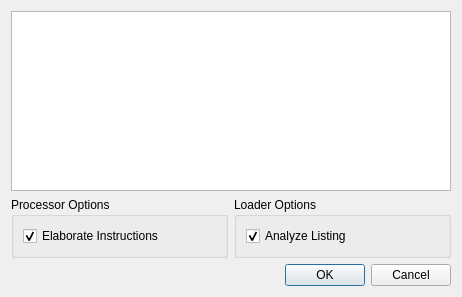
First picture: the form in views/disassemblerview/disassemblerdialog/disassemblerdialog.ui, repository PREF/PREF, before the edit.
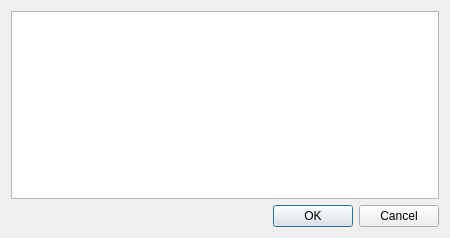
Second picture: the form after the edit.

Commit message: Removed old Disassembler Engine options from Disassembler Dialog

The edit to the form file:
```diff
--- a/views/disassemblerview/disassemblerdialog/disassemblerdialog.ui
+++ b/views/disassemblerview/disassemblerdialog/disassemblerdialog.ui
@@ -6,8 +6,8 @@
    <rect>
     <x>0</x>
     <y>0</y>
-    <width>462</width>
-    <height>297</height>
+    <width>450</width>
+    <height>238</height>
    </rect>
   </property>
   <property name="windowTitle">
@@ -33,60 +33,6 @@
      </attribute>
     </widget>
    </item>
-   <item>
-    <layout class="QHBoxLayout" name="horizontalLayout">
-     <item>
-      <widget class="QGroupBox" name="gbProcessorOptions">
-       <property name="title">
-        <string>Processor Options</string>
-       </property>
-       <property name="flat">
-        <bool>false</bool>
-       </property>
-       <property name="checkable">
-        <bool>false</bool>
-       </property>
-       <layout class="QVBoxLayout" name="verticalLayout">
-        <item>
-         <widget class="QCheckBox" name="cbElaborateInstructions">
-          <property name="text">
-           <string>Elaborate Instructions</string>
-          </property>
-          <property name="checked">
-           <bool>true</bool>
-          </property>
-         </widget>
-        </item>
-       </layout>
-      </widget>
-     </item>
-     <item>
-      <widget class="QGroupBox" name="gbLoaderOptions">
-       <property name="title">
-        <string>Loader Options</string>
-       </property>
-       <property name="flat">
-        <bool>false</bool>
-       </property>
-       <property name="checkable">
-        <bool>false</bool>
-       </property>
-       <layout class="QVBoxLayout" name="verticalLayout_2">
-        <item>
-         <widget class="QCheckBox" name="cbAnalyzeListing">
-          <property name="text">
-           <string>Analyze Listing</string>
-          </property>
-          <property name="checked">
-           <bool>true</bool>
-          </property>
-         </widget>
-        </item>
-       </layout>
-      </widget>
-     </item>
-    </layout>
-   </item>
    <item>
     <widget class="QDialogButtonBox" name="buttonBox">
      <property name="standardButtons">
```
The commit also changes 2 other files.
